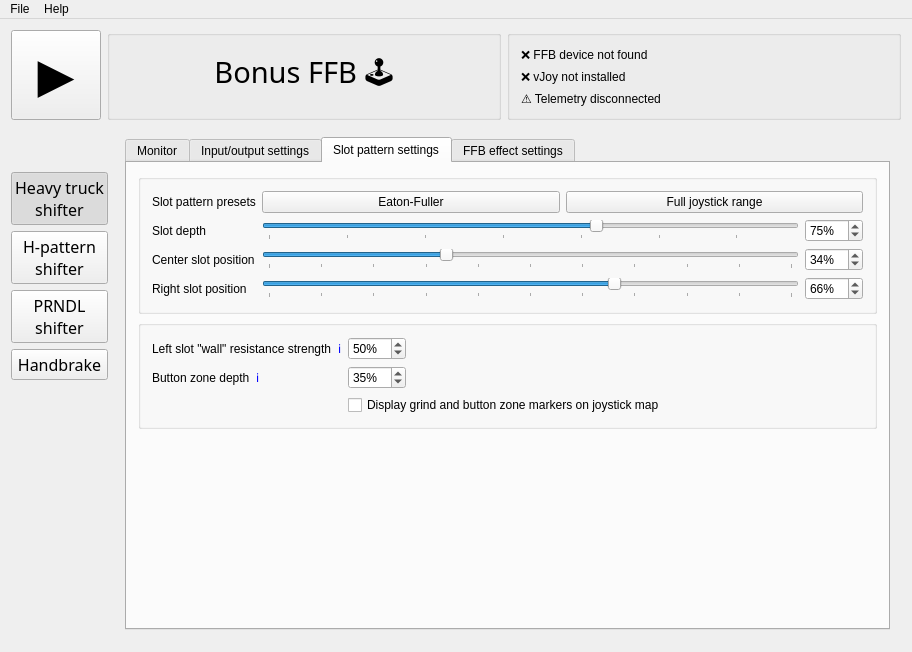
Qt form BonusFFB/BonusFFB.ui (kgmonteith/BonusFFB) before a commit.
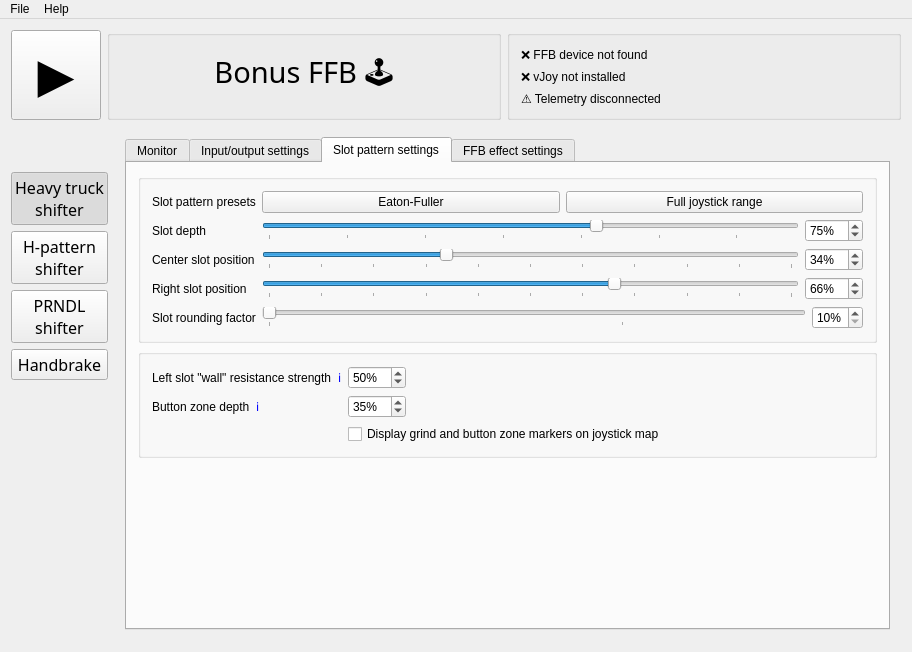
The same form after that commit. Icons and pictures are not drawn.

Commit message: Implemented slot rounding effects. No more square, notchy gates!

Diff of the .ui file:
```diff
--- a/BonusFFB/BonusFFB.ui
+++ b/BonusFFB/BonusFFB.ui
@@ -928,6 +928,59 @@
                  </item>
                 </layout>
                </item>
+               <item row="4" column="0">
+                <layout class="QHBoxLayout" name="horizontalLayout_55">
+                 <item>
+                  <widget class="QLabel" name="label_45">
+                   <property name="text">
+                    <string>Slot rounding factor</string>
+                   </property>
+                  </widget>
+                 </item>
+                </layout>
+               </item>
+               <item row="4" column="1">
+                <layout class="QHBoxLayout" name="horizontalLayout_56">
+                 <item>
+                  <widget class="QSlider" name="heavytruck_slotRoundingFactorSlider">
+                   <property name="minimum">
+                    <number>10</number>
+                   </property>
+                   <property name="maximum">
+                    <number>25</number>
+                   </property>
+                   <property name="value">
+                    <number>10</number>
+                   </property>
+                   <property name="orientation">
+                    <enum>Qt::Orientation::Horizontal</enum>
+                   </property>
+                   <property name="tickPosition">
+                    <enum>QSlider::TickPosition::TicksBelow</enum>
+                   </property>
+                   <property name="tickInterval">
+                    <number>10</number>
+                   </property>
+                  </widget>
+                 </item>
+                 <item>
+                  <widget class="QSpinBox" name="heavytruck_slotRoundingFactorSpinbox">
+                   <property name="suffix">
+                    <string>%</string>
+                   </property>
+                   <property name="minimum">
+                    <number>10</number>
+                   </property>
+                   <property name="maximum">
+                    <number>25</number>
+                   </property>
+                   <property name="value">
+                    <number>10</number>
+                   </property>
+                  </widget>
+                 </item>
+                </layout>
+               </item>
               </layout>
              </widget>
             </item>
```
Left out of the diff: 32 changed lines with no effect on the pictures. The commit also changes 11 other files.
